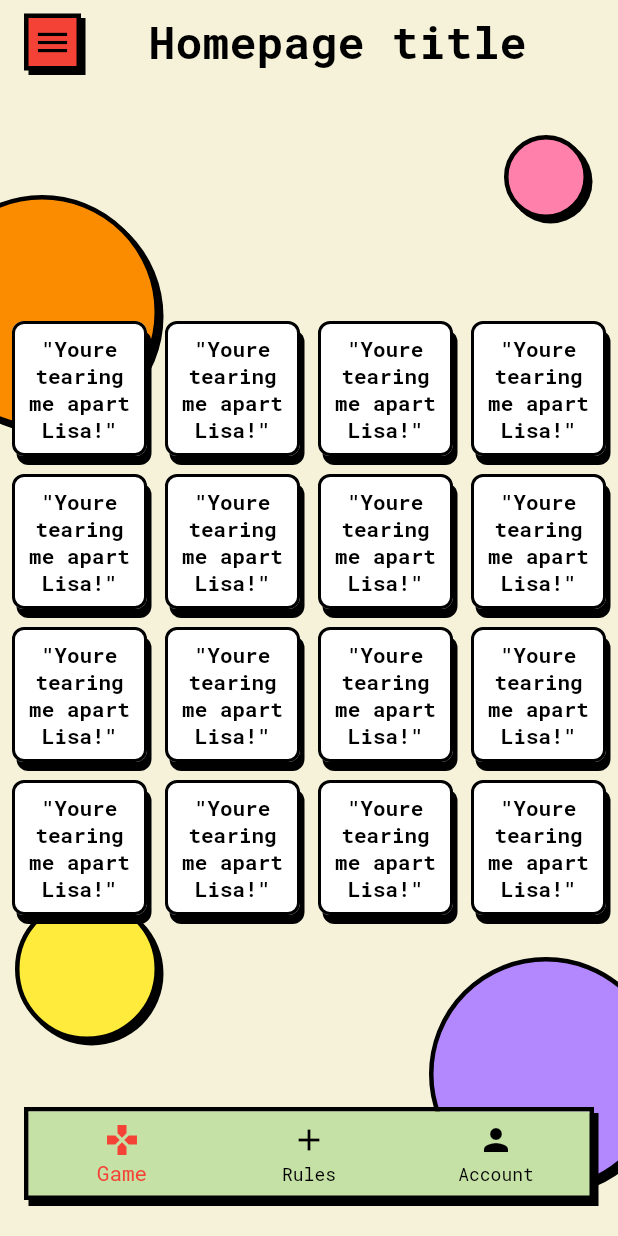
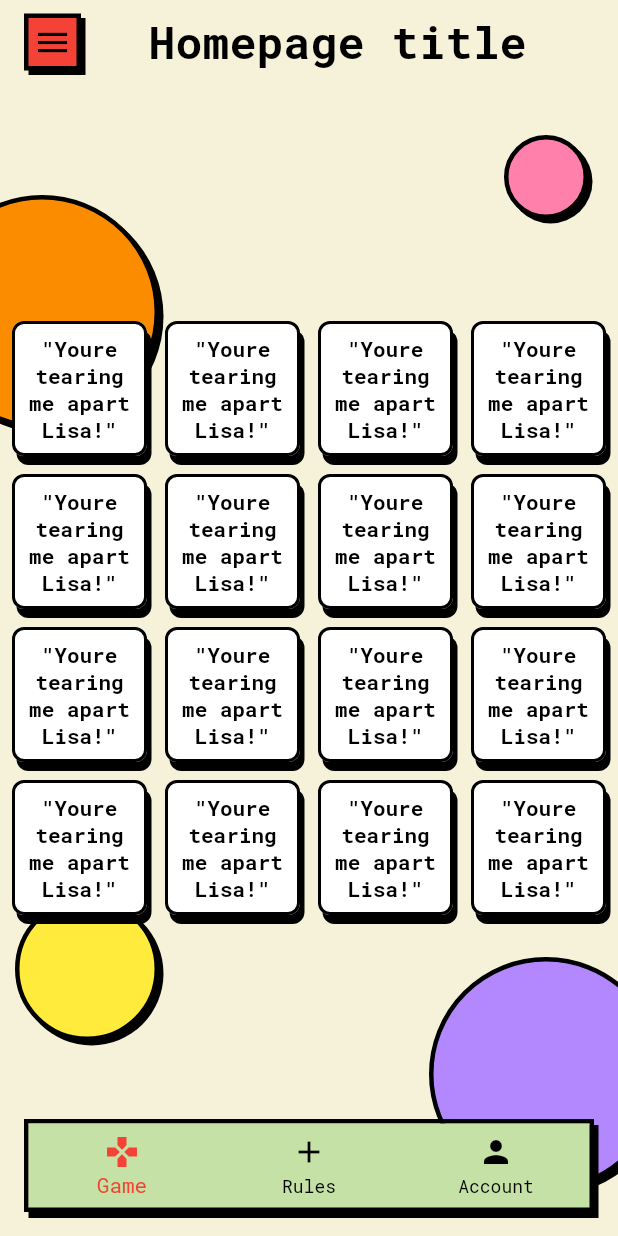
Before and after one commit to alice-ang/bingo, a Flutter app: the HomePage screen opened directly, on a phone screen of 412 x 824 dp. Run offline on Flutter 3.47's test engine with Material 2 defaults, Android fonts, the phone set to English and light mode, and no system bars; drawn by our look-alikes of auto_size_text; our stand-ins replace font_awesome_flutter, google_fonts, lottie; network calls fail.

Commit message:
fix: tabbar

```diff
--- a/lib/screens/home_screen.dart
+++ b/lib/screens/home_screen.dart
@@ -83,8 +83,9 @@ class _HomePageState extends State<HomePage> {
         ),
       ),
       drawer: StyledDrawer(),
-      bottomNavigationBar: Container(
-        margin: const EdgeInsets.only(left: 16, right: 16, bottom: 24),
+      bottomNavigationBar: SafeArea(
+        child: Container(
+          margin: const EdgeInsets.all(16),
           decoration: BoxDecoration(
             borderRadius: const BorderRadius.all(
               Radius.circular(0),
@@ -121,6 +122,7 @@ class _HomePageState extends State<HomePage> {
             ],
           ),
         ),
+      ),
     );
   }
 }
```
Lines whose indentation alone changed are shown as unchanged.
